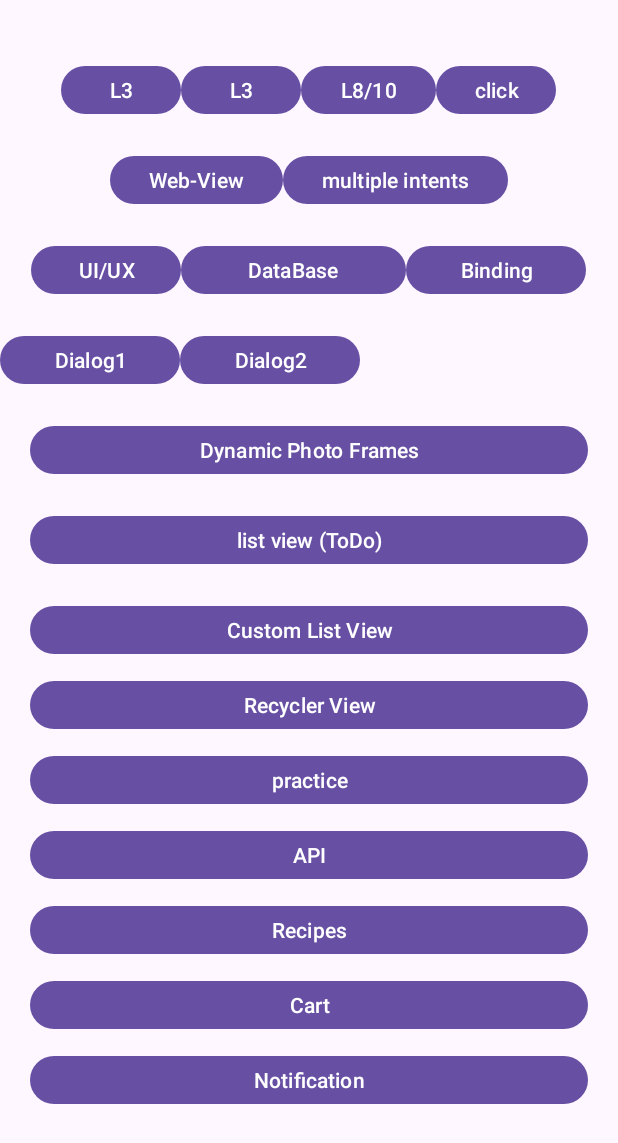
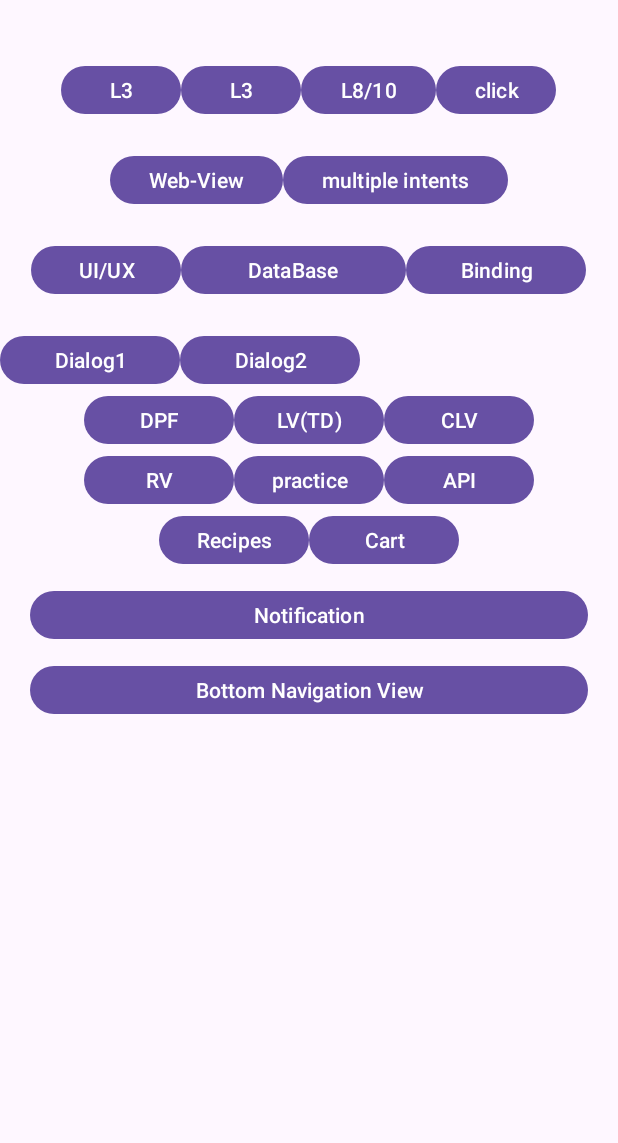
Before and after one commit to sandeepmehra28/Android-with-Kotlin, an Android app built with Jetpack Compose: the screen it shows after launch (MainActivity), on a phone screen of 412 x 824 dp. Shown: the top 1143 px of the screen. Run offline under Robolectric (Android 15) with nearby library versions, the phone set to English and light mode, and no system bars.

Commit message:
Adding new files for android with kotlin

```diff
--- a/app/src/main/AndroidManifest.xml
+++ b/app/src/main/AndroidManifest.xml
@@ -3,8 +3,7 @@
 
     <uses-permission android:name="android.permission.INTERNET" />
     <uses-permission android:name="android.permission.ACCESS_NETWORK_STATE" />
-    <uses-permission android:name="android.permission.POST_NOTIFICATIONS"/>
-
+    <uses-permission android:name="android.permission.POST_NOTIFICATIONS" />
 
     <application
         android:allowBackup="true"
@@ -15,6 +14,9 @@
         android:roundIcon="@mipmap/ic_launcher_round"
         android:supportsRtl="true"
         android:theme="@style/Theme.AndroidWithKotlin">
+        <activity
+            android:name=".bottom_navigationview.NavigationMainActivity"
+            android:exported="false" />
         <activity
             android:name=".notifications.DefaultNotificationActivity"
             android:exported="false" />
--- a/app/src/main/java/com/example/android_with_kotlin/MainActivity.kt
+++ b/app/src/main/java/com/example/android_with_kotlin/MainActivity.kt
@@ -8,6 +8,7 @@ import android.widget.Toast
 import androidx.appcompat.app.AppCompatActivity
 import com.example.android_with_kotlin.Dyanamic_Photo_Frame.FrameActivity
 import com.example.android_with_kotlin.apis.MainApiActivity
+import com.example.android_with_kotlin.bottom_navigationview.NavigationMainActivity
 import com.example.android_with_kotlin.carts.CartIntroActivity
 import com.example.android_with_kotlin.customize_dialogbox.CDMainActivity
 import com.example.android_with_kotlin.database_signup.SignupActivity
@@ -112,6 +113,10 @@ class MainActivity : AppCompatActivity() {
             val intent = Intent(this, DefaultNotificationActivity::class.java)
             startActivity(intent)
         }
+        binding.btnNavigationView.setOnClickListener {
+            val intent = Intent(this, NavigationMainActivity::class.java)
+            startActivity(intent)
+        }
 
     }
 }
--- a/app/src/main/res/layout/activity_main.xml
+++ b/app/src/main/res/layout/activity_main.xml
@@ -101,81 +101,77 @@
      android:text="Dialog2 Boxes"
      />
 </LinearLayout>
-
+<LinearLayout
+    android:layout_gravity="center"
+    android:gravity="center"
+    android:orientation="horizontal"
+    android:layout_width="match_parent"
+    android:layout_height="wrap_content">
  <Button
      android:id="@+id/btnDynamicPhotoFrame"
-     android:layout_width="match_parent"
+     android:layout_width="100dp"
      android:layout_height="40dp"
-     android:layout_marginTop="20dp"
-     android:layout_marginStart="20dp"
-     android:layout_marginEnd="20dp"
-     android:text="Dynamic Photo Frames"
+     android:text="DPF"
      />
  <Button
      android:id="@+id/btnListView1"
-     android:layout_width="match_parent"
+     android:layout_width="100dp"
      android:layout_height="40dp"
-     android:layout_marginTop="20dp"
-     android:layout_marginStart="20dp"
-     android:layout_marginEnd="20dp"
-     android:text="list view (ToDo)"
+     android:text="LV(TD)"
      />
  <Button
      android:id="@+id/btnCustomListView"
+     android:layout_width="100dp"
+     android:layout_height="40dp"
+     android:text="CLV"
+     />
+</LinearLayout>
+ <LinearLayout
+     android:layout_gravity="center"
+     android:gravity="center"
+     android:orientation="horizontal"
      android:layout_width="match_parent"
-     android:layout_height="40dp"
-     android:layout_marginTop="20dp"
-     android:layout_marginStart="20dp"
-     android:layout_marginEnd="20dp"
-     android:text="Custom List View"
-     />
+     android:layout_height="wrap_content">
+
   <Button
       android:id="@+id/btnRecyclerView"
-     android:layout_width="match_parent"
+      android:layout_width="100dp"
       android:layout_height="40dp"
-     android:layout_marginTop="10dp"
-     android:layout_marginStart="20dp"
-     android:layout_marginEnd="20dp"
-     android:text="Recycler View"
+      android:text="RV"
       />
   <Button
       android:id="@+id/btnPractice"
-     android:layout_width="match_parent"
+      android:layout_width="100dp"
       android:layout_height="40dp"
-     android:layout_marginTop="10dp"
-     android:layout_marginStart="20dp"
-     android:layout_marginEnd="20dp"
       android:text="practice"
       />
   <Button
       android:id="@+id/btnApi"
-     android:layout_width="match_parent"
+      android:layout_width="100dp"
       android:layout_height="40dp"
-     android:layout_marginTop="10dp"
-     android:layout_marginStart="20dp"
-     android:layout_marginEnd="20dp"
       android:text="API"
       />
+ </LinearLayout>
 
+ <LinearLayout
+     android:layout_gravity="center"
+     android:gravity="center"
+     android:orientation="horizontal"
+     android:layout_width="match_parent"
+     android:layout_height="wrap_content">
   <Button
       android:id="@+id/btnNewActivity"
-     android:layout_width="match_parent"
+      android:layout_width="100dp"
       android:layout_height="40dp"
-     android:layout_marginTop="10dp"
-     android:layout_marginStart="20dp"
-     android:layout_marginEnd="20dp"
       android:text="Recipes"
       />
-
   <Button
       android:id="@+id/btnCart"
-     android:layout_width="match_parent"
+      android:layout_width="100dp"
       android:layout_height="40dp"
-     android:layout_marginTop="10dp"
-     android:layout_marginStart="20dp"
-     android:layout_marginEnd="20dp"
       android:text="Cart"
       />
+ </LinearLayout>
  <Button
      android:id="@+id/btnNotification"
      android:layout_width="match_parent"
@@ -185,6 +181,15 @@
      android:layout_marginEnd="20dp"
      android:text="Notification"
      />
+ <Button
+     android:id="@+id/btnNavigationView"
+     android:layout_width="match_parent"
+     android:layout_height="40dp"
+     android:layout_marginTop="10dp"
+     android:layout_marginStart="20dp"
+     android:layout_marginEnd="20dp"
+     android:text="Bottom Navigation View"
+     />
 
 
 </LinearLayout>
--- a/app/src/main/res/values/strings.xml
+++ b/app/src/main/res/values/strings.xml
@@ -12,4 +12,6 @@
 In finance, he pointed to the growing influence of sanctions, asset seizures, and cryptocurrencies as redefining global financial norms. He also highlighted the intense competition for rare earths and critical minerals, which is being compounded by increasingly strict technology controls. According to Jaishankar, the nature of warfare is evolving, becoming more remote, technologically driven, and risk-laden.
 
 Another area of concern, he noted, is the erosion of national sovereignty, facilitated by deep technological penetration and manipulation. Global rules and institutions are being re-evaluated, and in some cases, abandoned altogether. Jaishankar emphasized that cost is no longer the sole factor in economic decisions—issues of ownership and security are now equally critical. He warned of rising “end-to-end” risks, from concentrated production and narrow supply chains to market dependency. As the belief in balanced power erodes, he noted a shift towards actions driven by margins of power. Overall, Jaishankar concluded that the world is experiencing increased competition and fewer cooperative agreements, with global dynamics moving away from collaboration and more towards intersecting, often conflicting, interests.</string>
+    <!-- TODO: Remove or change this placeholder text -->
+    <string name="hello_blank_fragment">Hello blank fragment</string>
 </resources>
```
Also changed, not shown: app/src/main/java/com/example/android_with_kotlin/bottom_navigationview/Home.kt (added, +60 -0 lines), app/src/main/java/com/example/android_with_kotlin/bottom_navigationview/NavigationMainActivity.kt (added, +38 -0 lines), app/src/main/java/com/example/android_with_kotlin/bottom_navigationview/Profile.kt (added, +60 -0 lines), app/src/main/java/com/example/android_with_kotlin/bottom_navigationview/Search.kt (added, +60 -0 lines), app/src/main/java/com/example/android_with_kotlin/notifications/DefaultNotificationActivity.kt (+8 -1 lines), app/src/main/res/layout/activity_navigation_main.xml (added, +27 -0 lines), app/src/main/res/layout/fragment_home.xml (added, +15 -0 lines), app/src/main/res/layout/fragment_profile.xml (added, +15 -0 lines), app/src/main/res/layout/fragment_search.xml (added, +15 -0 lines), app/src/main/res/menu/items.xml (added, +17 -0 lines), app/src/main/res/drawable/home_icon.png (added), app/src/main/res/drawable/search_icon.png (added), app/src/main/res/drawable/user_icon.png (added). Lines whose indentation alone changed are shown as unchanged.
